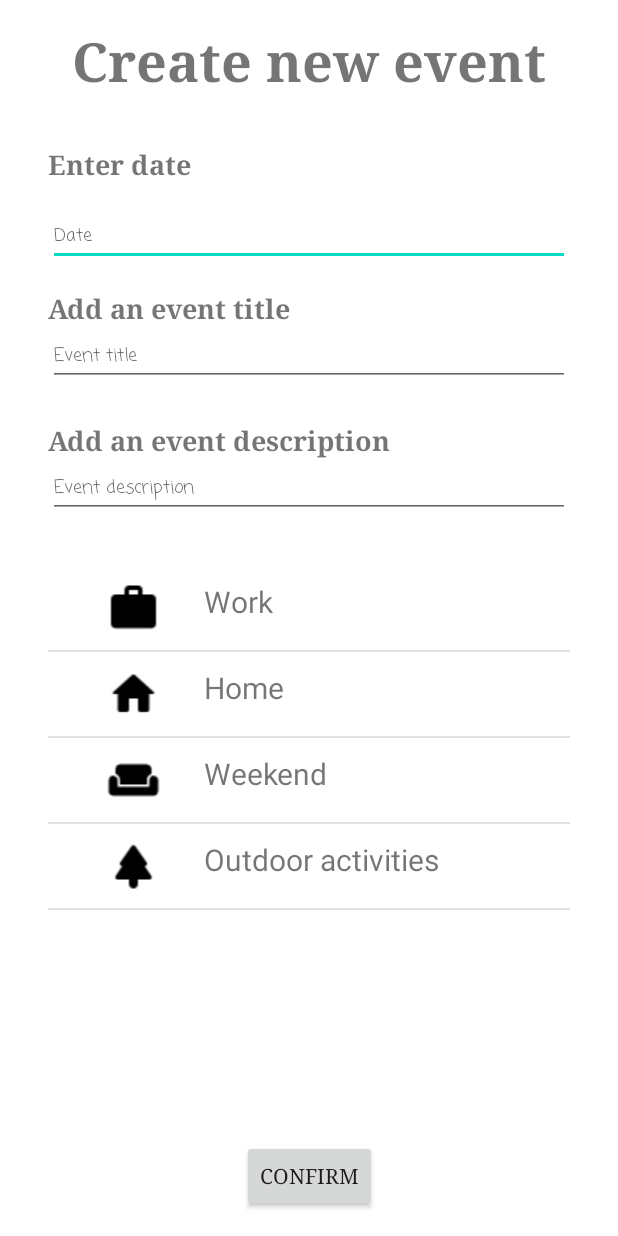
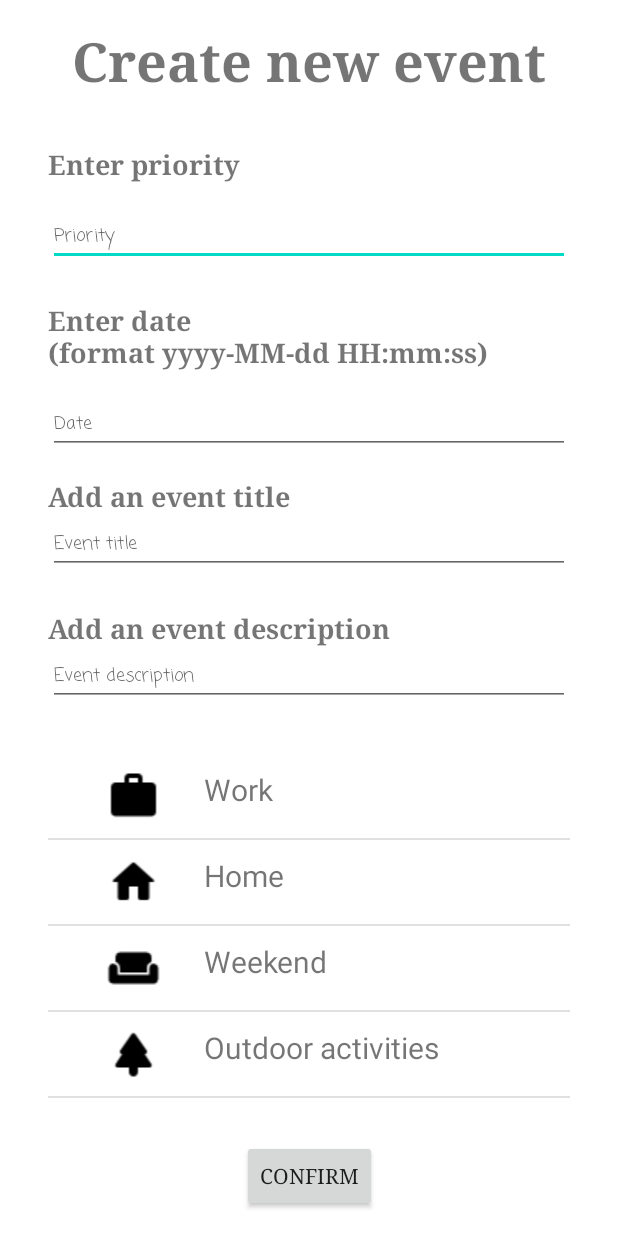
Before and after one commit to RideTheSkyP/Mobile-Applications, an Android app: the screen it shows after launch (InfoPicker), after a tap on "AddTaskButton", on a phone screen of 412 x 824 dp. Run offline under Robolectric (Android 15) with nearby library versions, the phone set to English and light mode, and no system bars; our stand-ins replace Room's generated code.

```diff
--- /dev/null
+++ b/List3/todo/src/main/java/com/list3/todo/Icons.kt
@@ -0,0 +1,3 @@
+package com.list3.todo
+
+class Icons(var image: Int, var name: String)
--- /dev/null
+++ b/List3/todo/src/main/java/com/list3/todo/ImageTextAdapter.kt
@@ -0,0 +1,51 @@
+package com.list3.todo
+
+import android.app.Activity
+import android.content.Context
+import android.view.View
+import android.view.ViewGroup
+import android.widget.ArrayAdapter
+import android.widget.ImageView
+import android.widget.TextView
+import java.util.*
+
+class ImageTextAdapter(context: Context, layoutResourceId: Int, data: ArrayList<Icons>): ArrayAdapter<Icons?>(context, layoutResourceId, data as List<Icons?>)
+{
+    var data: ArrayList<Icons> = ArrayList<Icons>()
+    override fun getView(position: Int, convertView: View?, parent: ViewGroup): View
+    {
+        var row = convertView
+        val holder: ImageHolder?
+
+        if (row == null)
+        {
+            val inflater = (context as Activity).layoutInflater
+            row = inflater.inflate(R.layout.icon_row, parent, false)
+            holder = ImageHolder()
+            holder.txtTitle = row.findViewById<View>(R.id.iconDescription) as TextView
+            holder.imgIcon = row.findViewById<View>(R.id.iconImage) as ImageView
+            row.tag = holder
+        }
+        else
+        {
+            holder = row.tag as ImageHolder
+        }
+
+        val myImage: Icons = data[position]
+        holder.txtTitle?.text = myImage.name
+        val outImage: Int = myImage.image
+        holder.imgIcon!!.setImageResource(outImage)
+        return row!!
+    }
+
+    internal class ImageHolder
+    {
+        var imgIcon: ImageView? = null
+        var txtTitle: TextView? = null
+    }
+
+    init
+    {
+        this.data = data
+    }
+}
--- /dev/null
+++ b/List3/todo/src/main/java/com/list3/todo/InfoPicker.kt
@@ -0,0 +1,74 @@
+package com.list3.todo
+
+import android.app.Activity
+import android.content.Intent
+import android.os.Bundle
+import android.view.View
+import android.view.WindowManager
+import android.widget.AdapterView.OnItemClickListener
+import android.widget.ListView
+import android.widget.Toast
+import androidx.room.Room
+import com.list3.todo.databinding.InfoPickerBinding
+import java.time.LocalDateTime
+import java.time.format.DateTimeFormatter
+import kotlin.collections.ArrayList
+
+
+class InfoPicker : Activity()
+{
+    private lateinit var bindingInfo: InfoPickerBinding
+    var imageArray: ArrayList<Icons> = ArrayList()
+    var adapter: ImageTextAdapter? = null
+    private val formatter: DateTimeFormatter = DateTimeFormatter.ofPattern("yyyy-MM-dd HH:mm:ss")
+    var inputDate: String = LocalDateTime.now().format(formatter)
+    var inputTitle = ""
+    var inputDesc = ""
+    var selectedIcon = 0
+    var inputPriority = 1
+
+    override fun onCreate(savedInstanceState: Bundle?)
+    {
+        super.onCreate(savedInstanceState)
+        bindingInfo = InfoPickerBinding.inflate(layoutInflater)
+        setContentView(bindingInfo.root)
+        window.setSoftInputMode(WindowManager.LayoutParams.SOFT_INPUT_ADJUST_PAN)
+
+        imageArray.add(Icons(R.drawable.work, "Work"))
+        imageArray.add(Icons(R.drawable.home, "Home"))
+        imageArray.add(Icons(R.drawable.weekend, "Weekend"))
+        imageArray.add(Icons(R.drawable.park, "Outdoor activities"))
+
+        adapter = ImageTextAdapter(this, R.layout.icon_row, imageArray)
+        val dataList: ListView = findViewById<View>(R.id.iconsList) as ListView
+        dataList.adapter = adapter
+
+        dataList.onItemClickListener = OnItemClickListener { _, _, position, _ ->
+            Toast.makeText(this, imageArray[position].name, Toast.LENGTH_LONG).show()
+        }
+    }
+
+    fun addInfo(view: View)
+    {
+        inputDate = bindingInfo.dateInput.text.toString()
+        inputTitle = bindingInfo.eventTitleInput.text.toString()
+        inputDesc = bindingInfo.eventInput.text.toString()
+        val strToParse = bindingInfo.priorityInput.text.toString()
+        inputPriority = if (strToParse.isNotEmpty()) Integer.parseInt(strToParse) else 0
+        println("add: $inputDate $inputTitle $inputDesc $selectedIcon $inputPriority")
+        storeToDatabase(inputPriority, selectedIcon, inputDate, inputTitle, inputDesc)
+        val myIntent = Intent(this, MainActivity::class.java)
+        startActivity(myIntent)
+    }
+
+    fun storeToDatabase(inputPriority: Int, selectedIcon: Int, inputDate: String, inputTitle: String, inputDesc: String)
+    {
+        val db = Room.databaseBuilder(
+                applicationContext,
+                EventDatabase::class.java, "event_database"
+        ).build()
+        val eventDB = db.eventDao()
+        val inp = EventDBCreator(priority=inputPriority, icon=selectedIcon, date=inputDate, title=inputTitle, desc=inputDesc)
+        eventDB.insert(inp)
+    }
+}
--- /dev/null
+++ b/List3/todo/src/main/java/com/list3/todo/MainActivity.kt
@@ -0,0 +1,91 @@
+package com.list3.todo
+
+import android.content.Intent
+import android.os.Bundle
+import android.view.View
+import android.widget.Toast
+import androidx.appcompat.app.AppCompatActivity
+import androidx.lifecycle.LiveData
+import androidx.lifecycle.Observer
+import androidx.recyclerview.widget.DefaultItemAnimator
+import androidx.recyclerview.widget.DividerItemDecoration
+import androidx.recyclerview.widget.LinearLayoutManager
+import androidx.room.Room
+import com.list3.todo.databinding.ActivityMainBinding
+
+
+class MainActivity : AppCompatActivity(), MyRecyclerViewAdapter.ItemClickListener
+{
+    private lateinit var binding: ActivityMainBinding
+    var adapter: MyRecyclerViewAdapter? = null
+    val recycleList: ArrayList<String> = ArrayList()
+
+    override fun onCreate(savedInstanceState: Bundle?)
+    {
+        super.onCreate(savedInstanceState)
+        binding = ActivityMainBinding.inflate(layoutInflater)
+        setContentView(binding.root)
+
+        recycleList.add("Item0")
+
+        val recyclerView = binding.recyclerView
+        recyclerView.layoutManager = LinearLayoutManager(this)
+        adapter = MyRecyclerViewAdapter(this, recycleList)
+        adapter!!.setClickListener(this)
+        adapter!!.setOnLongClickListener(this)
+        recyclerView.adapter = adapter
+        recyclerView.itemAnimator = DefaultItemAnimator()
+        recyclerView.addItemDecoration(DividerItemDecoration(this, DividerItemDecoration.VERTICAL))
+    }
+
+    override fun onItemClick(view: View?, position: Int)
+    {
+        Toast.makeText(
+            this,
+            "Click " + adapter!!.getItem(position) + " on row number " + position,
+            Toast.LENGTH_SHORT
+        ).show()
+        val db = Room.databaseBuilder(
+            applicationContext,
+            EventDatabase::class.java, "event_database"
+        ).build()
+        val eventDB = db.eventDao()
+        val inf = eventDB.getAll()
+        inf.observe(this, Observer {  })
+//        var mSections: LiveData<List<EventDBCreator>>
+
+
+        println(inf.value)
+    }
+
+    override fun onLongClick(view: View?, position: Int)
+    {
+        Toast.makeText(
+            this,
+            "Long click " + adapter!!.getItem(position) + " on row number " + position,
+            Toast.LENGTH_SHORT
+        ).show()
+        recycleList.removeAt(position)
+        adapter?.notifyItemRemoved(position)
+    }
+
+    fun onTaskAddButton(view: View)
+    {
+        val myIntent = Intent(this, InfoPicker::class.java)
+        startActivity(myIntent)
+//        setContentView(bindingInfo.root)
+//        val length = adapter?.itemCount ?: 0
+//        recycleList.add(length, "Item")
+//        adapter?.notifyItemInserted(length)
+//        recycleList.add("Item")
+//        adapter?.notifyDataSetChanged()
+    }
+}
+
+
+
+//@Entity(tableName="events")
+//data class Events
+//{
+//    private
+//}
--- /dev/null
+++ b/List3/todo/src/main/java/com/list3/todo/RecyclerViewAdapterData.kt
@@ -0,0 +1,83 @@
+package com.list3.todo
+
+import android.content.Context
+import android.view.LayoutInflater
+import android.view.View
+import android.view.ViewGroup
+import android.widget.TextView
+import androidx.recyclerview.widget.RecyclerView
+
+
+class MyRecyclerViewAdapter internal constructor(context: Context?, data: List<String>) : RecyclerView.Adapter<MyRecyclerViewAdapter.ViewHolder>()
+{
+    private val mData: List<String> = data
+    private val mInflater: LayoutInflater = LayoutInflater.from(context)
+    private var mClickListener: ItemClickListener? = null
+
+    // inflates the row layout from xml when needed
+    override fun onCreateViewHolder(parent: ViewGroup, viewType: Int): ViewHolder
+    {
+        val view: View = mInflater.inflate(R.layout.recyclerview_row, parent, false)
+        return ViewHolder(view)
+    }
+
+    // binds the data to the TextView in each row
+    override fun onBindViewHolder(holder: ViewHolder, position: Int)
+    {
+        val data = mData[position]
+        holder.myTextView.text = data
+    }
+
+    // total number of rows
+    override fun getItemCount(): Int
+    {
+        return mData.size
+    }
+
+    // stores and recycles views as they are scrolled off screen
+    inner class ViewHolder internal constructor(itemView: View) : RecyclerView.ViewHolder(itemView), View.OnClickListener, View.OnLongClickListener
+    {
+        var myTextView: TextView = itemView.findViewById(R.id.recyclerViewTitle)
+
+        override fun onClick(view: View?)
+        {
+            if (mClickListener != null) mClickListener!!.onItemClick(view, adapterPosition)
+        }
+
+        override fun onLongClick(view: View?): Boolean
+        {
+            if (mClickListener != null) mClickListener!!.onLongClick(view, adapterPosition)
+            return true
+        }
+
+        init
+        {
+            itemView.setOnClickListener(this)
+            itemView.setOnLongClickListener(this)
+        }
+    }
+
+    // convenience method for getting data at click position
+    fun getItem(id: Int): String
+    {
+        return mData[id]
+    }
+
+    // allows clicks events to be caught
+    fun setClickListener(itemClickListener: ItemClickListener?)
+    {
+        mClickListener = itemClickListener
+    }
+
+    fun setOnLongClickListener(itemClickListener: ItemClickListener?)
+    {
+        mClickListener = itemClickListener
+    }
+
+    // parent activity will implement this method to respond to click events
+    interface ItemClickListener
+    {
+        fun onItemClick(view: View?, position: Int)
+        fun onLongClick(view: View?, position: Int)
+    }
+}
--- a/List3/todo/src/main/res/layout/info_picker.xml
+++ b/List3/todo/src/main/res/layout/info_picker.xml
@@ -24,15 +24,15 @@
         app:layout_constraintTop_toTopOf="parent"
         app:layout_constraintEnd_toEndOf="parent"
         app:layout_constraintStart_toStartOf="parent"
-        app:layout_constraintBottom_toTopOf="@+id/dateDescription"/>
+        app:layout_constraintBottom_toTopOf="@+id/priorityDesc"/>
 
     <TextView
-        android:id="@+id/dateDescription"
-        android:text="@string/dateDescriptionText"
+        android:id="@+id/priorityDesc"
+        android:text="@string/enter_priority"
         android:fontFamily="serif"
         android:textStyle="bold"
         android:textSize="18sp"
-        android:layout_width="wrap_content"
+        android:layout_width="match_parent"
         android:layout_height="wrap_content"
         android:layout_marginEnd="32dp"
         android:layout_marginStart="32dp"
@@ -42,6 +42,44 @@
         app:layout_constraintStart_toStartOf="parent"
         app:layout_constraintEnd_toEndOf="parent"
         app:layout_constraintTop_toBottomOf="@+id/pickerTitle"
+        app:layout_constraintBottom_toTopOf="@+id/priorityInput"/>
+
+    <EditText
+        android:id="@+id/priorityInput"
+        android:hint="@string/priority"
+        android:fontFamily="casual"
+        android:textSize="12sp"
+        android:inputType="date"
+        android:ems="10"
+        android:imeOptions="actionDone"
+        android:layout_width="match_parent"
+        android:layout_height="wrap_content"
+        android:layout_marginStart="32dp"
+        android:layout_marginEnd="32dp"
+        android:layout_marginTop="8dp"
+        android:layout_marginBottom="8dp"
+        android:autofillHints=""
+        app:layout_constraintStart_toStartOf="parent"
+        app:layout_constraintEnd_toEndOf="parent"
+        app:layout_constraintTop_toBottomOf="@+id/priorityDesc"
+        app:layout_constraintBottom_toTopOf="@+id/dateDescription"/>
+
+    <TextView
+        android:id="@+id/dateDescription"
+        android:text="@string/dateDescriptionText"
+        android:fontFamily="serif"
+        android:textStyle="bold"
+        android:textSize="18sp"
+        android:layout_width="match_parent"
+        android:layout_height="wrap_content"
+        android:layout_marginEnd="32dp"
+        android:layout_marginStart="32dp"
+        android:layout_marginTop="16dp"
+        android:layout_marginBottom="8dp"
+        app:layout_constraintHorizontal_bias="0.0"
+        app:layout_constraintStart_toStartOf="parent"
+        app:layout_constraintEnd_toEndOf="parent"
+        app:layout_constraintTop_toBottomOf="@+id/priorityInput"
         app:layout_constraintBottom_toTopOf="@+id/dateInput"/>
 
     <EditText
@@ -167,5 +205,5 @@
         app:layout_constraintTop_toBottomOf="@+id/iconsList"
         app:layout_constraintBottom_toBottomOf="parent"
         app:layout_constraintStart_toStartOf="parent"
-        app:layout_constraintEnd_toEndOf="parent" />
+        app:layout_constraintEnd_toEndOf="parent"/>
 </androidx.constraintlayout.widget.ConstraintLayout>
--- a/List3/todo/src/main/res/values-night/themes.xml
+++ b/List3/todo/src/main/res/values-night/themes.xml
@@ -1,6 +1,6 @@
 <resources xmlns:tools="http://schemas.android.com/tools">
     <!-- Base application theme. -->
-    <style name="Theme.List1" parent="Theme.MaterialComponents.DayNight.DarkActionBar">
+    <style name="Theme.MyApplication" parent="Theme.MaterialComponents.DayNight.DarkActionBar">
         <!-- Primary brand color. -->
         <item name="colorPrimary">@color/purple_200</item>
         <item name="colorPrimaryVariant">@color/purple_700</item>
--- a/List3/todo/src/main/res/values/strings.xml
+++ b/List3/todo/src/main/res/values/strings.xml
@@ -4,11 +4,13 @@
     <string name="addtaskbutton">AddTaskButton</string>
     <string name="confirm">Confirm</string>
     <string name="create_new_event">Create new event</string>
-    <string name="dateDescriptionText">Enter date</string>
+    <string name="dateDescriptionText">Enter date\n(format yyyy-MM-dd HH:mm:ss)</string>
     <string name="dateInputText">Date</string>
     <string name="eventDescriptionText">Add an event description</string>
     <string name="event">Event</string>
     <string name="eventTitleText">Event title</string>
     <string name="eventTitle">Add an event title</string>
     <string name="eventDescription">Event description</string>
+    <string name="enter_priority">Enter priority</string>
+    <string name="priority">Priority</string>
 </resources>
--- a/List3/todo/src/main/res/values/themes.xml
+++ b/List3/todo/src/main/res/values/themes.xml
@@ -1,6 +1,6 @@
 <resources xmlns:tools="http://schemas.android.com/tools">
     <!-- Base application theme. -->
-    <style name="Theme.List1" parent="Theme.MaterialComponents.DayNight.DarkActionBar">
+    <style name="Theme.MyApplication" parent="Theme.MaterialComponents.DayNight.DarkActionBar">
         <!-- Primary brand color. -->
         <item name="colorPrimary">@color/purple_500</item>
         <item name="colorPrimaryVariant">@color/purple_700</item>
```
Also changed, not shown: List3/todo/src/main/AndroidManifest.xml (+8 -15 lines), List3/todo/src/main/java/com/list3/todo/EventDBCreator.kt (added, +17 -0 lines), List3/todo/src/main/java/com/list3/todo/EventDatabase.kt (added, +121 -0 lines), List3/todo/src/main/java/com/list3/todo/EventDatabaseDao.kt (added, +51 -0 lines), 2 other files.
